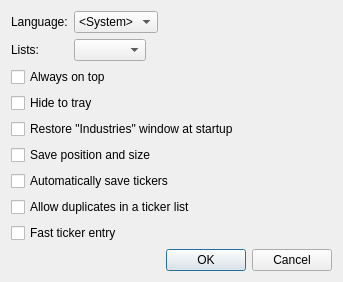
HappySeaFox/tht, file options.ui: the form before one commit.
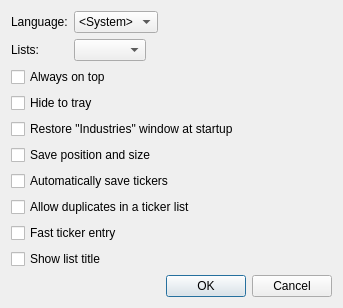
The form after the commit. Icons and pictures are not drawn.

Commit message: Added list title

```diff
--- a/options.ui
+++ b/options.ui
@@ -7,7 +7,7 @@
     <x>0</x>
     <y>0</y>
     <width>343</width>
-    <height>264</height>
+    <height>287</height>
    </rect>
   </property>
   <property name="windowTitle">
@@ -102,35 +102,35 @@
      </property>
     </widget>
    </item>
-   <item row="2" column="0">
+   <item row="2" column="0" colspan="2">
     <widget class="QCheckBox" name="checkSave">
      <property name="text">
       <string>Save position and size</string>
      </property>
     </widget>
    </item>
-   <item row="3" column="0">
+   <item row="3" column="0" colspan="2">
     <widget class="QCheckBox" name="checkSaveTickers">
      <property name="text">
       <string>Automatically save tickers</string>
      </property>
     </widget>
    </item>
-   <item row="4" column="0">
+   <item row="4" column="0" colspan="2">
     <widget class="QCheckBox" name="checkAllowDups">
      <property name="text">
       <string>Allow duplicates in a ticker list</string>
      </property>
     </widget>
    </item>
-   <item row="5" column="0">
+   <item row="5" column="0" colspan="2">
     <widget class="QCheckBox" name="checkMini">
      <property name="text">
       <string>Fast ticker entry</string>
      </property>
     </widget>
    </item>
-   <item row="6" column="1">
+   <item row="7" column="1">
     <spacer name="verticalSpacer">
      <property name="orientation">
       <enum>Qt::Vertical</enum>
@@ -143,7 +143,7 @@
      </property>
     </spacer>
    </item>
-   <item row="7" column="0" colspan="2">
+   <item row="8" column="0" colspan="2">
     <widget class="QDialogButtonBox" name="buttonBox">
      <property name="orientation">
       <enum>Qt::Horizontal</enum>
@@ -153,6 +153,13 @@
      </property>
     </widget>
    </item>
+   <item row="6" column="0" colspan="2">
+    <widget class="QCheckBox" name="checkHeader">
+     <property name="text">
+      <string>Show list title</string>
+     </property>
+    </widget>
+   </item>
   </layout>
  </widget>
  <tabstops>
```
Left out of the diff: 1 changed line with no effect on the pictures. The commit also changes 13 other files.
